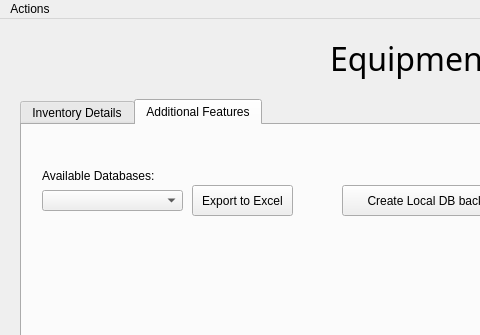
First picture: the form in Code/inventory.ui, repository EranYonai/Auto-Baseline, before the edit; both pictures show x 0 to 480 and y 0 to 335 of the 1042 by 1041 pixel window.
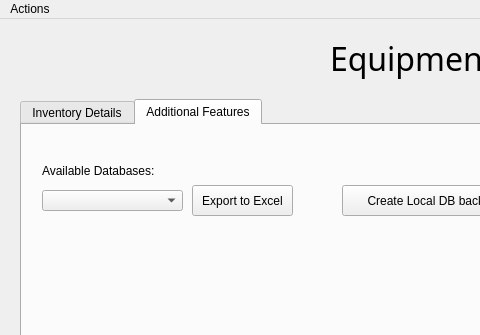
Second picture: the form after the edit. The open tabs and pages were chosen to show the change.

Commit message:
New feature: export to Excel (#6)
merged to main

What changed in the file:
```diff
--- a/Code/inventory.ui
+++ b/Code/inventory.ui
@@ -5100,7 +5100,7 @@
         <x>20</x>
         <y>35</y>
         <width>131</width>
-        <height>31</height>
+        <height>21</height>
        </rect>
       </property>
       <property name="text">
```
Left out of the diff: 4 changed lines with no effect on the pictures. The commit also changes 2 other files.
